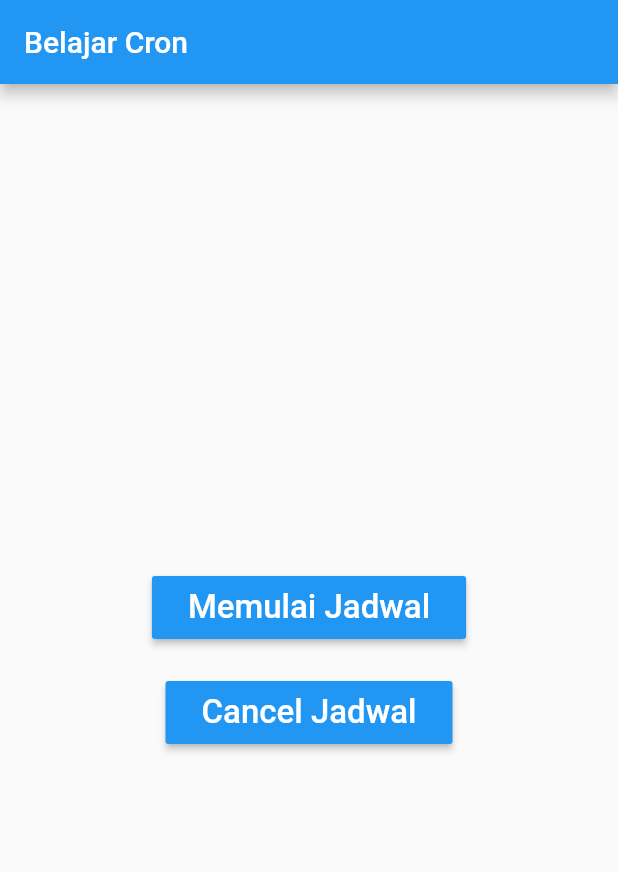
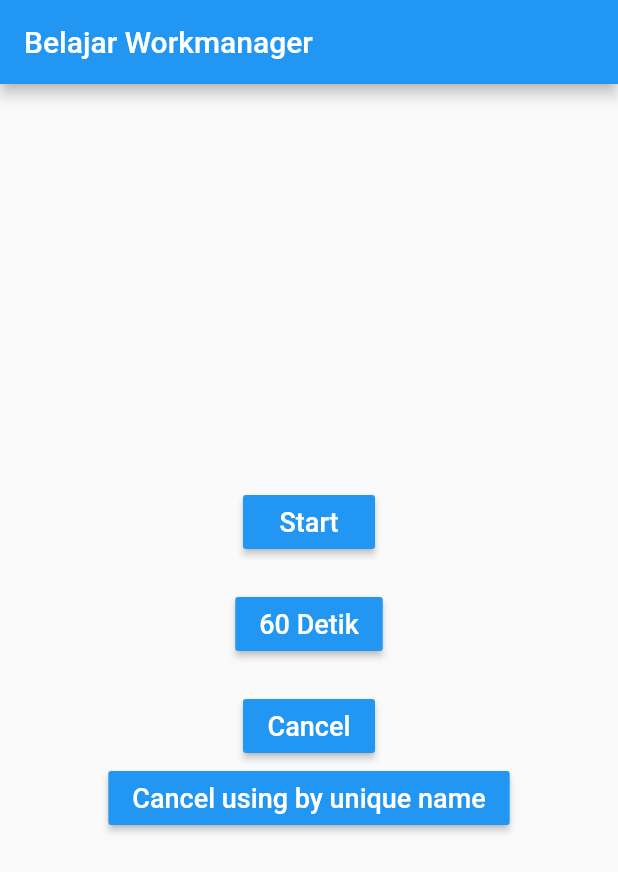
Before and after one commit to AlfianMRY/dart, a Flutter app: the screen it shows after launch, on a phone screen of 412 x 824 dp. Shown: the top 872 px of the screen. Run offline on Flutter 3.47's test engine with Material 2 defaults, Android fonts, the phone set to English and light mode, and no system bars; missing offline and left inert: workmanager.

Commit message:
workmanager

```diff
--- a/lib/main.dart
+++ b/lib/main.dart
@@ -1,10 +1,27 @@
-import 'dart:developer';
+import 'package:flutter/material.dart';
+import 'package:workmanager/workmanager.dart';
 
-import 'package:flutter/material.dart';
+namaFunction() {
+  print("Hello World!!!!!!!!!!!!!!!!!!!!!!");
+}
 
-import 'package:cron/cron.dart';
+var task = 'Ini hari Jum\'at';
 
-void main() {
+void cobaWorkmanager() {
+  Workmanager().executeTask((taskName, inputData) {
+    switch (taskName) {
+      case 'ini workmanager':
+        namaFunction();
+        break;
+      default:
+    }
+    return Future.value(true);
+  });
+}
+
+void main() async {
+  WidgetsFlutterBinding.ensureInitialized();
+  await Workmanager().initialize(cobaWorkmanager, isInDebugMode: true);
   runApp(const MyApp());
 }
 
@@ -13,20 +30,25 @@ class MyApp extends StatelessWidget {
 
   @override
   Widget build(BuildContext context) {
-    return MaterialApp(
-      home: CobaCron(),
+    return const MaterialApp(
+      home: CobaWorkManager(),
     );
   }
 }
 
-class CobaCron extends StatelessWidget {
-  CobaCron({Key? key}) : super(key: key);
+class CobaWorkManager extends StatefulWidget {
+  const CobaWorkManager({Key? key}) : super(key: key);
 
+  @override
+  State<CobaWorkManager> createState() => _CobaWorkManagerState();
+}
+
+class _CobaWorkManagerState extends State<CobaWorkManager> {
   @override
   Widget build(BuildContext context) {
     return Scaffold(
       appBar: AppBar(
-        title: const Text('Belajar Cron'),
+        title: const Text("Belajar Workmanager"),
       ),
       body: Center(
         child: Column(
@@ -35,28 +57,69 @@ class CobaCron extends StatelessWidget {
             MaterialButton(
               color: Colors.blue,
               onPressed: () {
-                jadwal();
+                print("Wait for workmanager");
+                var waktu = DateTime.now();
+                Workmanager().registerOneOffTask("Hallo", task,
+                    initialDelay: Duration(seconds: 15),
+                    inputData: {
+                      'Waktu': '$waktu',
+                      'tanggal': 23,
+                      'hari': 'jum\'at'
+                    },
+                    constraints:
+                        Constraints(networkType: NetworkType.connected));
               },
-              child: const Padding(
-                padding: EdgeInsets.all(8.0),
-                child: Text(
-                  'Memulai Jadwal',
-                  style: TextStyle(color: Colors.white, fontSize: 22),
-                ),
+              child: Text(
+                "Start",
+                style: TextStyle(color: Colors.white, fontSize: 18),
               ),
             ),
             const SizedBox(
-              height: 22,
+              height: 20,
             ),
             MaterialButton(
               color: Colors.blue,
-              onPressed: () => cancelJadwal(),
-              child: const Padding(
-                padding: EdgeInsets.all(8.0),
-                child: Text(
-                  'Cancel Jadwal',
-                  style: TextStyle(color: Colors.white, fontSize: 22),
-                ),
+              onPressed: () {
+                print("Wait for 60 workmanager");
+                var waktu = DateTime.now();
+                Workmanager().registerOneOffTask("Selamat", task,
+                    initialDelay: Duration(seconds: 60),
+                    inputData: {
+                      'benar/salah': true,
+                      'tanggal': 23,
+                      'hari': 'jum\'at'
+                    },
+                    constraints:
+                        Constraints(networkType: NetworkType.connected));
+              },
+              child: Text(
+                "60 Detik",
+                style: TextStyle(color: Colors.white, fontSize: 18),
+              ),
+            ),
+            const SizedBox(
+              height: 20,
+            ),
+            MaterialButton(
+              color: Colors.blue,
+              onPressed: () {
+                Workmanager().cancelAll();
+                print("Telah dicancel");
+              },
+              child: Text(
+                "Cancel",
+                style: TextStyle(color: Colors.white, fontSize: 18),
+              ),
+            ),
+            MaterialButton(
+              color: Colors.blue,
+              onPressed: () {
+                Workmanager().cancelByUniqueName('Selamat');
+                print("Telah dicancel");
+              },
+              child: Text(
+                "Cancel using by unique name",
+                style: TextStyle(color: Colors.white, fontSize: 18),
               ),
             ),
           ],
@@ -64,19 +127,4 @@ class CobaCron extends StatelessWidget {
       ),
     );
   }
-
-  final cron = Cron();
-  ScheduledTask? task;
-
-  void jadwal() {
-    log("wait for schedule");
-    task = cron.schedule(Schedule.parse('*/1 * * * *'), () async {
-      print("Waktu sekarang : ${DateTime.now()}");
-    });
-  }
-
-  void cancelJadwal() {
-    task!.cancel();
-    print('Berhasil cancel jadwal');
-  }
 }
--- a/pubspec.yaml
+++ b/pubspec.yaml
@@ -33,7 +33,7 @@ dependencies:
   # The following adds the Cupertino Icons font to your application.
   # Use with the CupertinoIcons class for iOS style icons.
   cupertino_icons: ^1.0.2
-  cron: ^0.5.0
+  workmanager: ^0.5.0
 
 dev_dependencies:
   flutter_test:
```
Also changed, not shown: pubspec.lock.
